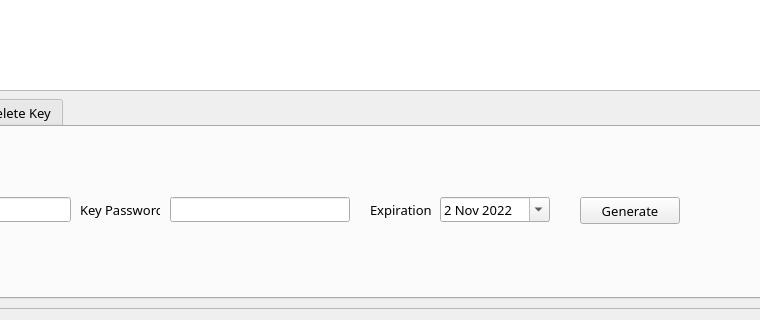
The window that design/admin_menu.ui (turancan-p/serial-key-manager) describes before a commit, drawn with Qt 5; both pictures show x 153 to 913 and y 280 to 600 of the 1060 by 600 pixel window.
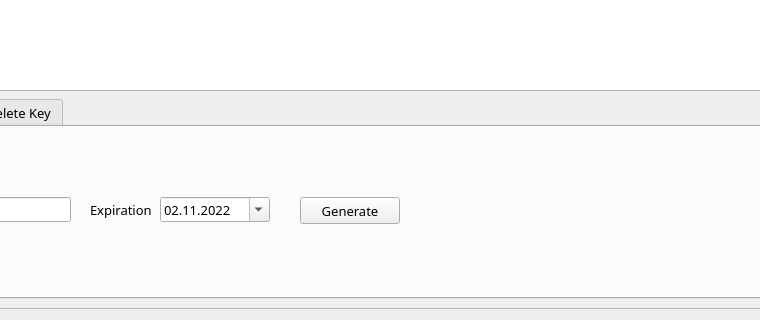
The same window after the commit.

Patch:
```diff
--- a/design/admin_menu.ui
+++ b/design/admin_menu.ui
@@ -111,36 +111,10 @@
             <string>User</string>
            </property>
           </widget>
-          <widget class="QLineEdit" name="keypass_box">
-           <property name="geometry">
-            <rect>
-             <x>300</x>
-             <y>70</y>
-             <width>180</width>
-             <height>25</height>
-            </rect>
-           </property>
-           <property name="readOnly">
-            <bool>false</bool>
-           </property>
-          </widget>
-          <widget class="QLabel" name="label_3">
-           <property name="geometry">
-            <rect>
-             <x>210</x>
-             <y>70</y>
-             <width>80</width>
-             <height>25</height>
-            </rect>
-           </property>
-           <property name="text">
-            <string>Key Password</string>
-           </property>
-          </widget>
           <widget class="QDateEdit" name="exp_date">
            <property name="geometry">
             <rect>
-             <x>570</x>
+             <x>290</x>
              <y>70</y>
              <width>110</width>
              <height>25</height>
@@ -156,6 +130,9 @@
              <day>2</day>
             </datetime>
            </property>
+           <property name="displayFormat">
+            <string>dd.MM.yyyy</string>
+           </property>
            <property name="calendarPopup">
             <bool>true</bool>
            </property>
@@ -163,7 +140,7 @@
           <widget class="QLabel" name="label_4">
            <property name="geometry">
             <rect>
-             <x>500</x>
+             <x>220</x>
              <y>70</y>
              <width>70</width>
              <height>25</height>
@@ -176,7 +153,7 @@
           <widget class="QPushButton" name="generate_button">
            <property name="geometry">
             <rect>
-             <x>710</x>
+             <x>430</x>
              <y>70</y>
              <width>100</width>
              <height>27</height>
```
